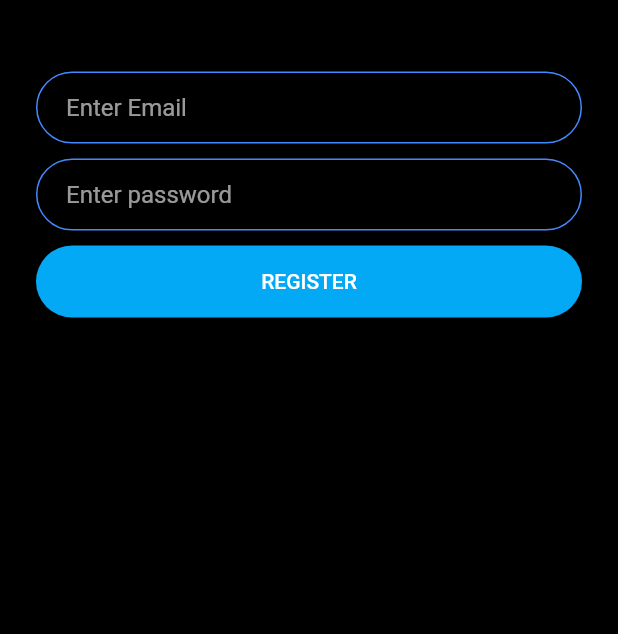
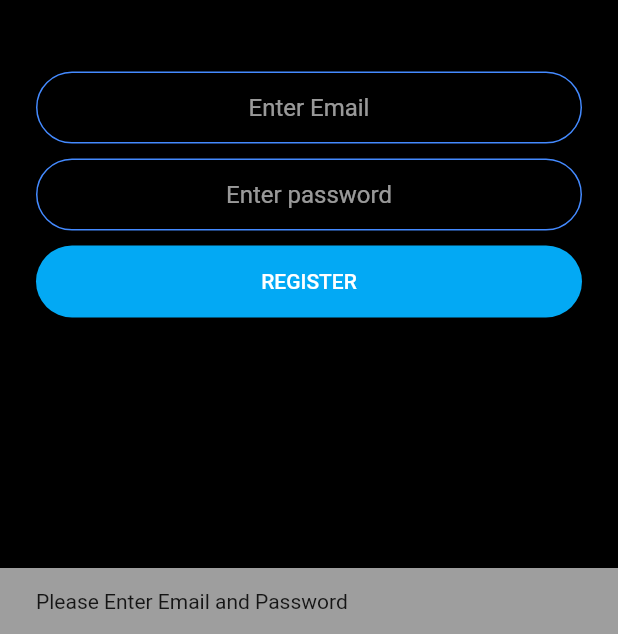
Before and after one commit to Yabish/chat-app-flutter, a Flutter app: the RegisterScreen screen opened by its route, after a tap on "REGISTER", on a phone screen of 412 x 824 dp, the part 602-1236 px from its top. Run offline on Flutter 3.47's test engine with Material 2 defaults, Android fonts, the phone set to English and light mode, and no system bars; our stand-ins replace firebase_auth, firebase_core, google_fonts; accounts and stored records are empty.

```diff
--- a/lib/main.dart
+++ b/lib/main.dart
@@ -3,6 +3,7 @@ import 'package:chappu/screens/login_screen.dart';
 import 'package:chappu/screens/register_screen.dart';
 import 'package:chappu/screens/welcome_screen.dart';
 import 'package:flutter/material.dart';
+import 'package:firebase_core/firebase_core.dart';
 
 void main() {
   runApp(const MyApp());
@@ -18,6 +19,9 @@ class MyApp extends StatelessWidget {
       theme: ThemeData.dark().copyWith(
         primaryColor: Colors.teal,
         scaffoldBackgroundColor: Colors.black,
+        snackBarTheme: const SnackBarThemeData().copyWith(
+          backgroundColor: Colors.grey,
+        ),
       ),
       initialRoute: WelcomeScreen.id,
       routes: {
--- a/lib/screens/login_screen.dart
+++ b/lib/screens/login_screen.dart
@@ -35,6 +35,7 @@ class _LoginScreenState extends State<LoginScreen> {
               height: 48,
             ),
             TextField(
+              textAlign: TextAlign.center,
               onChanged: (value) {},
               keyboardType: TextInputType.emailAddress,
               obscureText: false,
@@ -46,6 +47,7 @@ class _LoginScreenState extends State<LoginScreen> {
               height: 10,
             ),
             TextField(
+              textAlign: TextAlign.center,
               onChanged: (value) {},
               obscureText: true,
               decoration: kTextFieldDecoreation.copyWith(
--- a/lib/screens/register_screen.dart
+++ b/lib/screens/register_screen.dart
@@ -1,7 +1,9 @@
 import 'package:chappu/components/button_layout.dart';
+import 'package:chappu/screens/chat_screen.dart';
 import 'package:chappu/utils/constants.dart';
 import 'package:flutter/cupertino.dart';
 import 'package:flutter/material.dart';
+import 'package:firebase_auth/firebase_auth.dart';
 
 class RegisterScreen extends StatefulWidget {
   static const String id = 'register_screen';
@@ -12,6 +14,7 @@ class RegisterScreen extends StatefulWidget {
 }
 
 class _RegisterScreenState extends State<RegisterScreen> {
+  final _auth = FirebaseAuth.instance;
   String email = '';
   String password = '';
 
@@ -39,7 +42,10 @@ class _RegisterScreenState extends State<RegisterScreen> {
               height: 48,
             ),
             TextField(
-              onChanged: (value) {},
+              textAlign: TextAlign.center,
+              onChanged: (value) {
+                email = value;
+              },
               keyboardType: TextInputType.emailAddress,
               obscureText: false,
               decoration: kTextFieldDecoreation.copyWith(
@@ -50,7 +56,10 @@ class _RegisterScreenState extends State<RegisterScreen> {
               height: 10,
             ),
             TextField(
-              onChanged: (value) {},
+              textAlign: TextAlign.center,
+              onChanged: (value) {
+                password = value;
+              },
               obscureText: true,
               decoration: kTextFieldDecoreation.copyWith(
                 hintText: 'Enter password',
@@ -60,7 +69,35 @@ class _RegisterScreenState extends State<RegisterScreen> {
               tag: 'registerButton',
               child: ButtonLayout(
                 title: 'REGISTER',
-                onPress: () {},
+                onPress: () async {
+                  if (email != '' && password != '') {
+                    try {
+                      final UserCredential newUser =
+                          await _auth.createUserWithEmailAndPassword(
+                        email: email,
+                        password: password,
+                      );
+
+                      if (newUser.additionalUserInfo?.isNewUser == true) {
+                        Navigator.pushNamed(context, ChatScreen.id);
+                      }
+                    } catch (e) {
+                      print('error $e');
+                      ScaffoldMessenger.of(context).showSnackBar(
+                        SnackBar(
+                          content: Text(e.toString()),
+                        ),
+                      );
+                    }
+                  } else {
+                    ScaffoldMessenger.of(context).showSnackBar(
+                      const SnackBar(
+                        content: Text("Please Enter Email and Password"),
+                        backgroundColor: Colors.grey,
+                      ),
+                    );
+                  }
+                },
                 color: Colors.lightBlue,
               ),
             ),
```
Also changed, not shown: lib/screens/welcome_screen.dart (+9 -0 lines).
